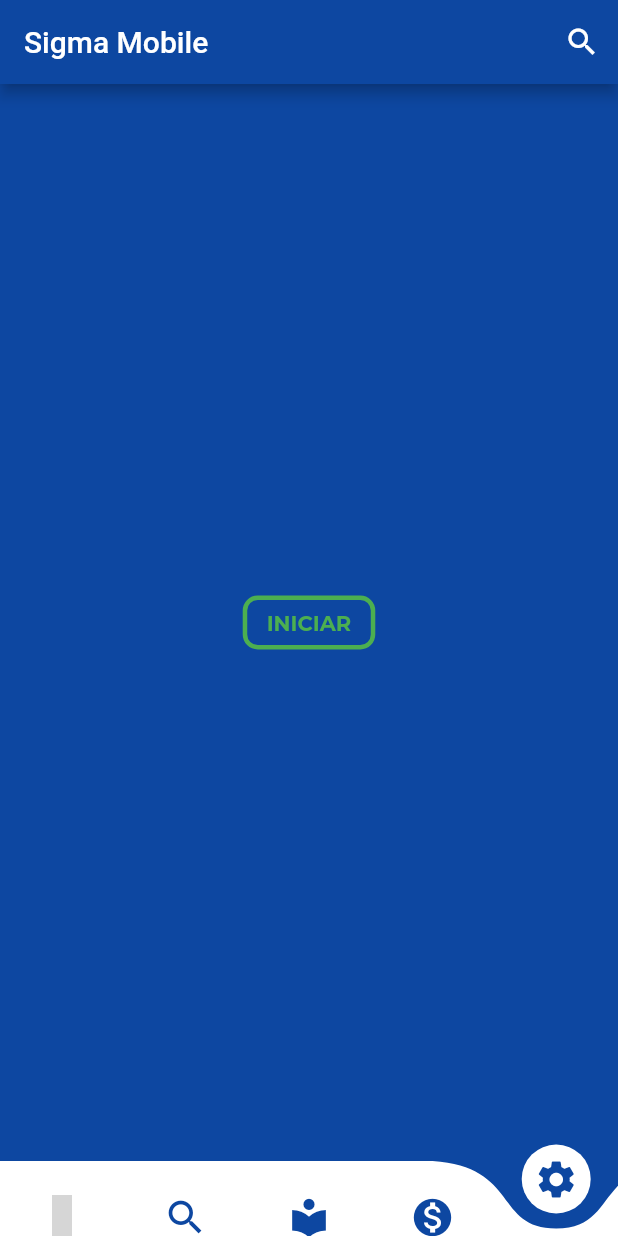
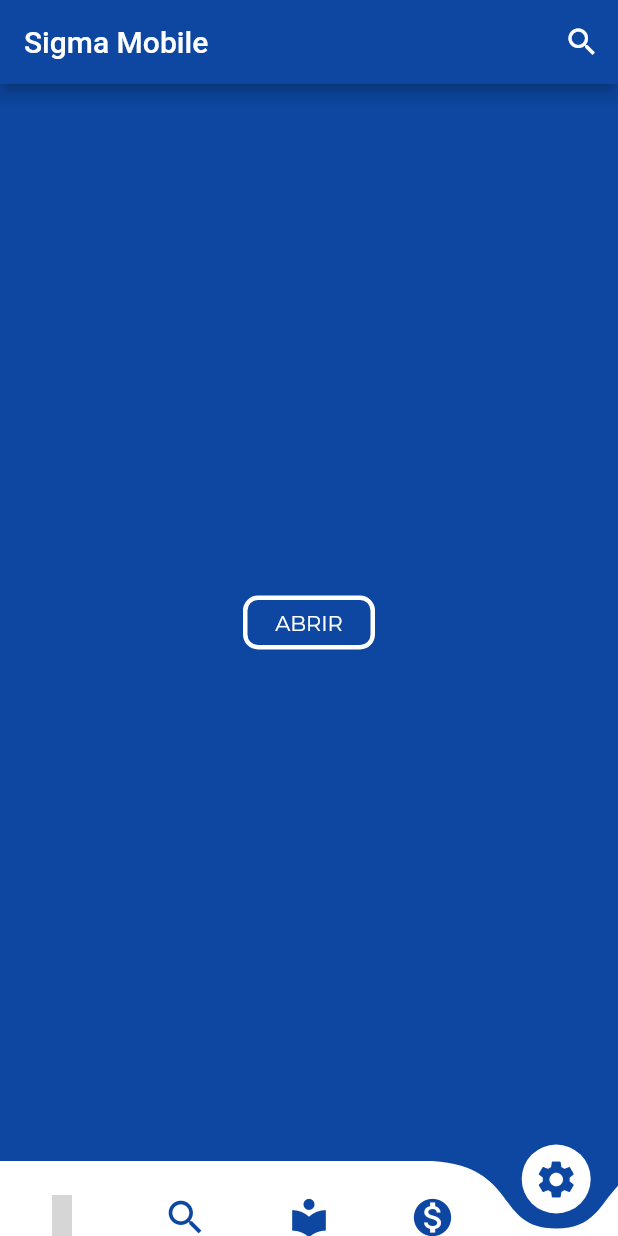
Before and after one commit to miguelgalindez/biblio, a Flutter app: the HomeScreen screen opened directly, item 5 of the bottom bar chosen, on a phone screen of 412 x 824 dp. Run offline on Flutter 3.47's test engine with Material 2 defaults, Android fonts, the light colour scheme and no system bars; drawn by our look-alikes of curved_navigation_bar; our stand-ins replace material_design_icons_flutter, percent_indicator, photo_view, rxdart, smooth_star_rating; missing offline and left inert: animator, barcode_scan; project files that could hold a hidden picture were left out; grey boxes are pictures that could not be loaded.

Commit message:
[inventoryProgress] Some minor updates

```diff
--- a/lib/blocs/inventoryScreenBloc.dart
+++ b/lib/blocs/inventoryScreenBloc.dart
@@ -6,9 +6,15 @@ import 'package:flutter/services.dart';
 import 'package:biblio/resources/repositories/tagsRepository.dart';
 import 'package:rxdart/rxdart.dart';
 
-// TODO: add the following states: INVENTORY_STARTED_WITH_TAGS, INVENTORY_STOPPED_WITH_TAGS
-enum InventoryStatus { CLOSED, OPENED, INVENTORY_STARTED, INVENTORY_STOPPED }
-enum InventoryAction { START_INVENTORY, STOP_INVENTORY }
+enum InventoryStatus {
+  CLOSED,
+  OPENED,
+  INVENTORY_STARTED_WITHOUT_TAGS,
+  INVENTORY_STOPPED_WITHOUT_TAGS,
+  INVENTORY_STARTED_WITH_TAGS,
+  INVENTORY_STOPPED_WITH_TAGS
+}
+enum InventoryAction { OPEN, START_INVENTORY, STOP_INVENTORY }
 
 class InventoryScreenBloc implements BlocBase {
   MethodChannel rfidReaderChannel;
@@ -30,6 +36,9 @@ class InventoryScreenBloc implements BlocBase {
 
     actionSubscription = actionReporter.stream.listen((InventoryAction action) {
       switch (action) {
+        case InventoryAction.OPEN:
+          _open();
+          break;
         case InventoryAction.START_INVENTORY:
           _startInventory();
           break;
@@ -61,6 +70,14 @@ class InventoryScreenBloc implements BlocBase {
   Observable<List<Tag>> get allTags => tagsReporter.stream;
   Observable<InventoryStatus> get status => statusReporter.stream.distinct();
 
+  Future<void> _open() async {
+    try {
+      await rfidReaderChannel.invokeMethod("open");
+    } catch (e) {
+      print("Flutter open exception: ${e.message}");
+    }
+  }
+
   Future<void> _startInventory() async {
     try {
       await rfidReaderChannel.invokeMethod("startInventory");
@@ -86,12 +103,14 @@ class InventoryScreenBloc implements BlocBase {
         return InventoryStatus.OPENED;
 
       case 2:
-        // TODO: check for the number of read tags
-        return InventoryStatus.INVENTORY_STARTED;
+        return tagsRepository.tags.length > 0
+            ? InventoryStatus.INVENTORY_STARTED_WITH_TAGS
+            : InventoryStatus.INVENTORY_STARTED_WITHOUT_TAGS;
 
       case 3:
-        // TODO: check for the number of read tags
-        return InventoryStatus.INVENTORY_STOPPED;
+        return tagsRepository.tags.length > 0
+            ? InventoryStatus.INVENTORY_STOPPED_WITH_TAGS
+            : InventoryStatus.INVENTORY_STOPPED_WITHOUT_TAGS;
 
       default:
         return null;
--- a/lib/ui/screens/inventory/_inventoryProgress.dart
+++ b/lib/ui/screens/inventory/_inventoryProgress.dart
@@ -71,10 +71,10 @@ class _InventoryProgressState extends State<InventoryProgress>
 
   void _statusListener(InventoryStatus status) {
     switch (status) {
-      case InventoryStatus.INVENTORY_STARTED:
+      case InventoryStatus.INVENTORY_STARTED_WITHOUT_TAGS:
         animationController.forward();
         break;
-      case InventoryStatus.INVENTORY_STOPPED:
+      case InventoryStatus.INVENTORY_STOPPED_WITHOUT_TAGS:
         animationController.reverse();
         break;
 
@@ -100,18 +100,17 @@ class _InventoryProgressState extends State<InventoryProgress>
               child: _ReadTags(screnBloc: widget.screenBloc),
               height: 40,
             ),
-            ShowAnimation(
-              animationController: animationController,
-              child: SizedBox(height: 10),
-              height: 10,
-            ),
-            Row(
+            Padding(
+              padding: EdgeInsets.symmetric(horizontal: 10),
+              child: Row(
                 mainAxisAlignment: MainAxisAlignment.center,
                 mainAxisSize: MainAxisSize.max,
                 children: <Widget>[
                   ShowAnimation(
                     animationController: animationController,
+                    child: Flexible(
                       child: _StatusDescription(screenBloc: widget.screenBloc),
+                    ),
                     width: 100,
                   ),
                   ShowAnimation(
@@ -119,11 +118,14 @@ class _InventoryProgressState extends State<InventoryProgress>
                     child: SizedBox(width: 50),
                     width: 50,
                   ),
-                _Actions(
+                  Flexible(
+                    child: _Actions(
                       screenBloc: widget.screenBloc,
                       animationController: animationController,
                     ),
+                  ),
                 ],
+              ),
             ),
           ],
         ),
@@ -156,12 +158,24 @@ class _ReadTags extends StatelessWidget {
           }
           return Column(
             children: <Widget>[
-              Text(numberOfReadTags.toString(), style: counterTextStyle),
-              const Text("Etiquetas escaneadas", style: whiteLabelTextStyle),
+              const Text(
+                "Etiquetas escaneadas",
+                style: whiteLabelTextStyle,
+                textAlign: TextAlign.center,
+              ),
+              Text(
+                numberOfReadTags.toString(),
+                style: counterTextStyle,
+                textAlign: TextAlign.center,
+              ),
             ],
           );
         } else {
-          return const Text("Ocurrió un error", style: redLabelTextStyle);
+          return const Text(
+            "Error",
+            style: redLabelTextStyle,
+            textAlign: TextAlign.center,
+          );
         }
       },
     );
@@ -179,32 +193,64 @@ class _StatusDescription extends StatelessWidget {
     return Column(
       mainAxisAlignment: MainAxisAlignment.center,
       children: <Widget>[
-        const Text("Estado:", style: whiteLabelTextStyle),
+        const Text(
+          "Estado:",
+          style: whiteLabelTextStyle,
+          textAlign: TextAlign.center,
+        ),
         StreamBuilder(
           stream: screenBloc.status,
           builder:
               (BuildContext context, AsyncSnapshot<InventoryStatus> snapshot) {
             if (!snapshot.hasError) {
+              if (snapshot.hasData) {
                 switch (snapshot.data) {
                   case InventoryStatus.CLOSED:
-                  return const Text("Lector cerrado",
-                      style: yellowLabelTextStyle);
+                    return const Text(
+                      "Lector cerrado",
+                      style: yellowLabelTextStyle,
+                      textAlign: TextAlign.center,
+                    );
 
                   case InventoryStatus.OPENED:
-                  return const Text("Lector listo", style: whiteLabelTextStyle);
+                    return const Text(
+                      "Lector listo",
+                      style: whiteLabelTextStyle,
+                      textAlign: TextAlign.center,
+                    );
 
-                case InventoryStatus.INVENTORY_STARTED:
-                  return const Text("Escaneando", style: greenLabelTextStyle);
+                  case InventoryStatus.INVENTORY_STARTED_WITH_TAGS:
+                  case InventoryStatus.INVENTORY_STARTED_WITHOUT_TAGS:
+                    return const Text(
+                      "Escaneando",
+                      style: greenLabelTextStyle,
+                      textAlign: TextAlign.center,
+                    );
 
-                case InventoryStatus.INVENTORY_STOPPED:
-                  return const Text("Escaneo detenido",
-                      style: yellowLabelTextStyle);
+                  case InventoryStatus.INVENTORY_STOPPED_WITH_TAGS:
+                  case InventoryStatus.INVENTORY_STOPPED_WITHOUT_TAGS:
+                    return const Text(
+                      "Escaneo detenido",
+                      style: yellowLabelTextStyle,
+                      textAlign: TextAlign.center,
+                    );
 
                   default:
-                  return const Text("Desconocido", style: redLabelTextStyle);
+                    return const Text(
+                      "Desconocido",
+                      style: redLabelTextStyle,
+                      textAlign: TextAlign.center,
+                    );
                 }
               } else {
-              return const Text("Error", style: redLabelTextStyle);
+                return const Center(child: const CircularProgressIndicator());
+              }
+            } else {
+              return const Text(
+                "Error",
+                style: redLabelTextStyle,
+                textAlign: TextAlign.center,
+              );
             }
           },
         ),
@@ -216,11 +262,20 @@ class _StatusDescription extends StatelessWidget {
 class _Actions extends StatelessWidget {
   final InventoryScreenBloc screenBloc;
   final AnimationController animationController;
+  final Widget openButton;
   final Widget startButton;
+  final Widget continueButton;
   final Widget stopButton;
   _Actions({@required this.screenBloc, @required this.animationController})
-      : startButton = _Button(
-          // TODO: conditional text for 'Continuar'
+      : openButton = _Button(
+          text: "ABRIR",
+          textStyle: whiteLabelTextStyle,
+          color: white,
+          onPressed: () async {
+            screenBloc.actions.add(InventoryAction.OPEN);
+          },
+        ),
+        startButton = _Button(
           text: "INICIAR",
           textStyle: greenLabelTextStyle,
           color: green,
@@ -235,7 +290,33 @@ class _Actions extends StatelessWidget {
           onPressed: () async {
             screenBloc.actions.add(InventoryAction.STOP_INVENTORY);
           },
+        ),
+        continueButton = _Button(
+          text: "CONTINUAR",
+          textStyle: greenLabelTextStyle,
+          color: green,
+          onPressed: () async {
+            screenBloc.actions.add(InventoryAction.START_INVENTORY);
+          },
         );
+
+  bool _showOpenButton(InventoryStatus status) {
+    return status == InventoryStatus.CLOSED;
+  }
+
+  bool _showStartButton(InventoryStatus status) {
+    return status == InventoryStatus.OPENED ||
+        status == InventoryStatus.INVENTORY_STOPPED_WITHOUT_TAGS;
+  }
+
+  bool _showStopButton(InventoryStatus status) {
+    return status == InventoryStatus.INVENTORY_STARTED_WITHOUT_TAGS ||
+        status == InventoryStatus.INVENTORY_STARTED_WITH_TAGS;
+  }
+
+  bool _showContinueButton(InventoryStatus status) {
+    return status == InventoryStatus.INVENTORY_STOPPED_WITH_TAGS;
+  }
 
   @override
   Widget build(BuildContext context) {
@@ -244,16 +325,31 @@ class _Actions extends StatelessWidget {
     return StreamBuilder(
       stream: screenBloc.status,
       builder: (BuildContext context, AsyncSnapshot<InventoryStatus> snapshot) {
+        if (!snapshot.hasError) {
           if (snapshot.hasData) {
-          if (snapshot.data != InventoryStatus.INVENTORY_STARTED) {
+            if (_showStartButton(snapshot.data)) {
               return startButton;
+            } else if (_showStopButton(snapshot.data)) {
+              return stopButton;
+            } else if (_showContinueButton(snapshot.data)) {
+              return continueButton;
+            } else if (_showOpenButton(snapshot.data)) {
+              return openButton;
             } else {
-            return stopButton;
+              return const Text(
+                "No hay acciones disponibles",
+                style: whiteLabelTextStyle,
+                textAlign: TextAlign.center,
+                overflow: TextOverflow.ellipsis,
+                maxLines: 2,
+              );
             }
-        } else if (snapshot.hasError) {
-          return Text(snapshot.error.toString(), style: redLabelTextStyle);
+          } else {
+            return const Center(child: const CircularProgressIndicator());
           }
-        return const Center(child: const CircularProgressIndicator());
+        } else {
+          return const Text("Error", style: redLabelTextStyle);
+        }
       },
     );
   }
```
Lines whose indentation alone changed are shown as unchanged.
